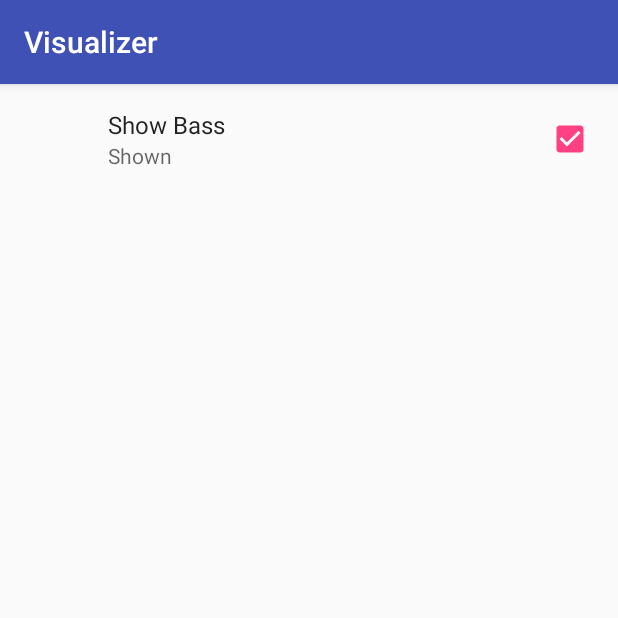
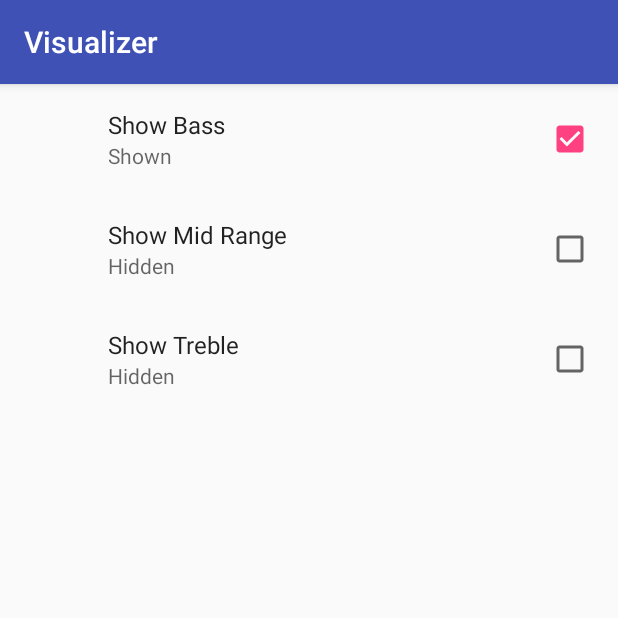
Before and after one commit to klasing/u851-Visualizer, an Android app: the fragment SettingsFragment shown on its own in the app's theme, on a phone screen of 412 x 824 dp, the top half of it. Run offline under Robolectric (Android 15) with nearby library versions, the phone set to English and light mode, and no system bars; our stand-ins replace androidx.preference.

Commit message:
14-11-2017 16:35 T06-06

```diff
--- a/Visualizer/app/src/main/res/values/bools.xml
+++ b/Visualizer/app/src/main/res/values/bools.xml
@@ -1,4 +1,6 @@
 <?xml version="1.0" encoding="utf-8"?>
 <resources>
     <bool name="pref_show_bass_default">true</bool>
+    <bool name="pref_show_mid_range_default">false</bool>
+    <bool name="pref_show_treble_default">false</bool>
 </resources>
--- a/Visualizer/app/src/main/res/values/strings.xml
+++ b/Visualizer/app/src/main/res/values/strings.xml
@@ -4,8 +4,13 @@
     <string name="action_settings">Settings</string>
 
     <string name="pref_show_bass_label">Show Bass</string>
+    <string name="pref_show_bass_key" translatable="false">show_bass</string>
 
-    <string name="pref_show_bass_key" translatable="false">show_bass</string>
+    <string name="pref_show_mid_range_label">Show Mid Range</string>
+    <string name="pref_show_mid_range_key" translatable="false">show_mid_range</string>
+
+    <string name="pref_show_treble_label">Show Treble</string>
+    <string name="pref_show_treble_key" translatable="false">show_treble</string>
 
     <string name="pref_show_true">Shown</string>
     <string name="pref_show_false">Hidden</string>
--- a/Visualizer/app/src/main/res/xml/pref_visualizer.xml
+++ b/Visualizer/app/src/main/res/xml/pref_visualizer.xml
@@ -8,4 +8,18 @@
         android:summaryOn="@string/pref_show_true"
         android:title="@string/pref_show_bass_label" />
 
+    <CheckBoxPreference
+        android:defaultValue="@bool/pref_show_mid_range_default"
+        android:key="@string/pref_show_mid_range_key"
+        android:summaryOff="@string/pref_show_false"
+        android:summaryOn="@string/pref_show_true"
+        android:title="@string/pref_show_mid_range_label" />
+
+    <CheckBoxPreference
+        android:defaultValue="@bool/pref_show_treble_default"
+        android:key="@string/pref_show_treble_key"
+        android:summaryOff="@string/pref_show_false"
+        android:summaryOn="@string/pref_show_true"
+        android:title="@string/pref_show_treble_label" />
+
 </PreferenceScreen>
```
Also changed, not shown: Visualizer/app/src/main/java/com/example/visualizer/VisualizerActivity.java (+11 -2 lines).
